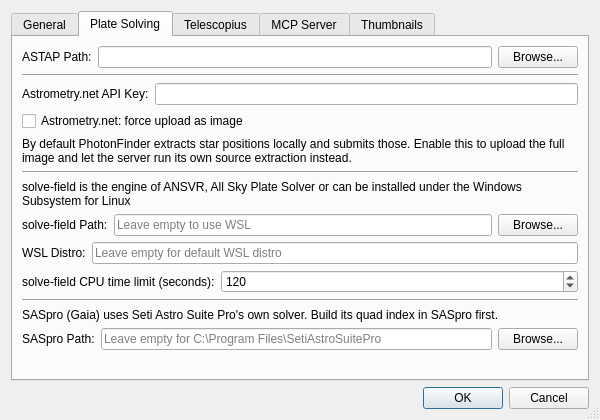
Before: the Qt Designer form photonfinder/ui/SettingsDialog.ui in bcolyn/PhotonFinder, drawn with Qt 5.
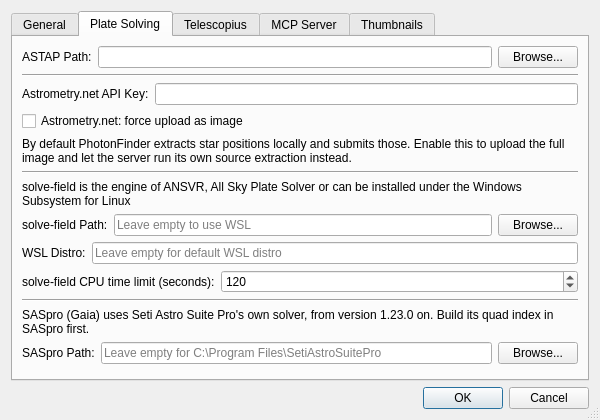
After: the same form once the commit is applied. The open tabs and pages were chosen to show the change.

Commit message: Require SASpro 1.23.0 or later, the first with the command-line solve: an older SASpro, recognised by the dist-info folder in its install, is refused before it opens its window; Settings hint and docs state the minimum

```diff
--- a/photonfinder/ui/SettingsDialog.ui
+++ b/photonfinder/ui/SettingsDialog.ui
@@ -317,7 +317,7 @@
        <item>
         <widget class="QLabel" name="saspro_hint_label">
          <property name="text">
-          <string>SASpro (Gaia) uses Seti Astro Suite Pro's own solver. Build its quad index in SASpro first.</string>
+          <string>SASpro (Gaia) uses Seti Astro Suite Pro's own solver, from version 1.23.0 on. Build its quad index in SASpro first.</string>
          </property>
          <property name="wordWrap">
           <bool>true</bool>
```
The commit also changes 4 other files.
